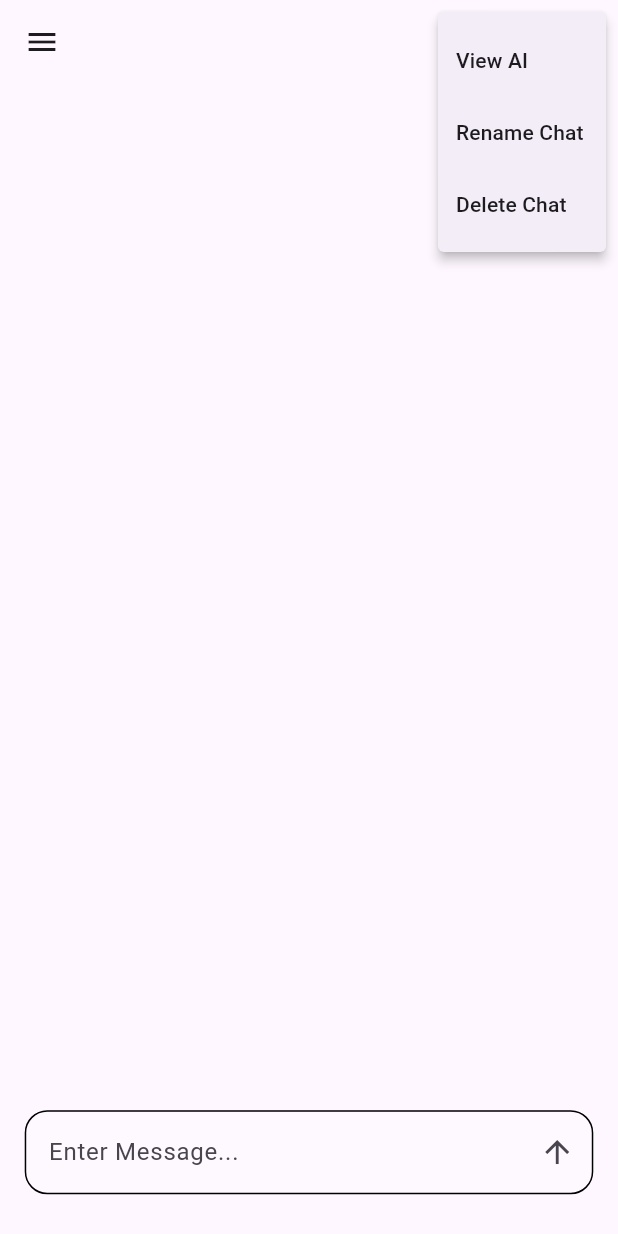
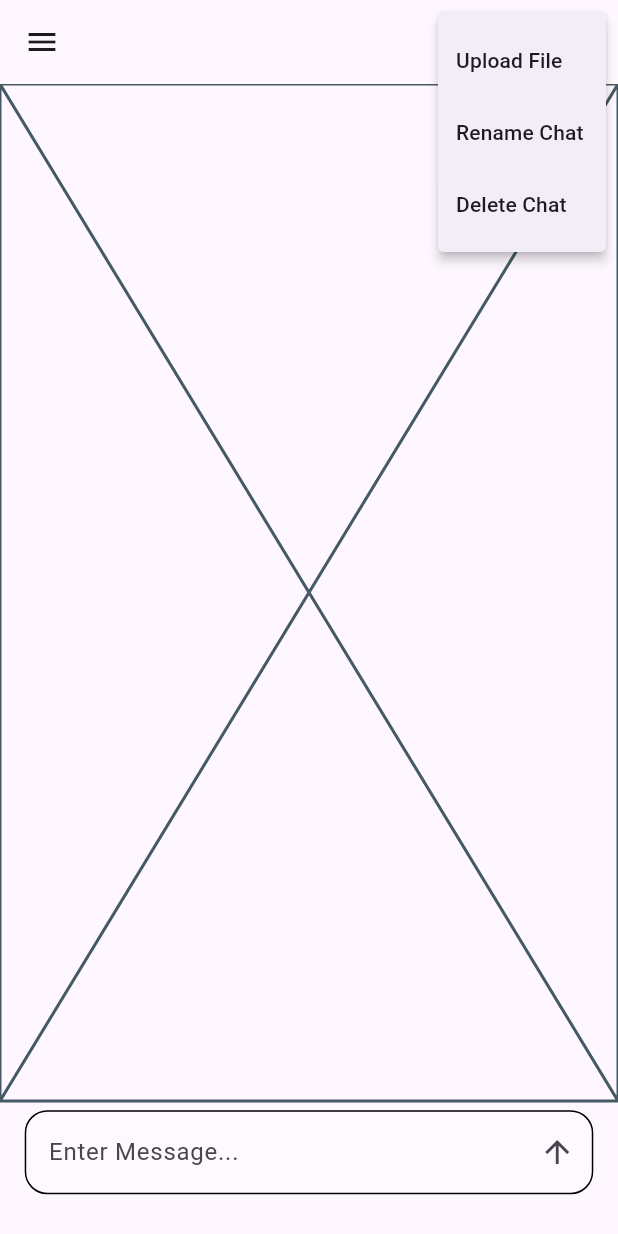
Before and after one commit to kevinboc/yousuf-mobile-app, a Flutter app: the ChatPage screen opened directly with empty values, after a tap on the "more vert" icon, on a phone screen of 412 x 824 dp. Run offline on Flutter 3.47's test engine with Material 3 defaults, Android fonts, the phone set to English and light mode, and no system bars; our stand-ins replace dartz, dio, flutter_dotenv, flutter_riverpod, flutter_secure_storage, freezed_annotation and 4 more; accounts and stored records are empty; network calls fail.

Commit message:
upload progess

```diff
--- a/lib/features/chat list/pages/chat_list_page.dart
+++ b/lib/features/chat list/pages/chat_list_page.dart
@@ -1,7 +1,4 @@
-import 'package:dio/dio.dart';
 import 'package:flutter/material.dart';
-import 'package:flutter_secure_storage/flutter_secure_storage.dart' as s;
-import 'package:go_router/go_router.dart';
 import 'package:yousuf_mobile_app/features/chat%20list/widgets/chat_list_view.dart';
 import 'package:yousuf_mobile_app/features/chat%20list/widgets/create_new_chat_pop_up.dart';
 import 'package:yousuf_mobile_app/features/chat/widgets/side_navagation_bar.dart';
--- a/lib/features/chat list/pages/providers/riverpod/chat_list_provider.dart
+++ b/lib/features/chat list/pages/providers/riverpod/chat_list_provider.dart
@@ -35,11 +35,6 @@ class ChatListNotifier extends AutoDisposeNotifier<ChatListState> {
   }
 }
 
-// final chatListNotifierProvider =
-//     AutoDisposeStateNotifierProvider<ChatListNotifier, ChatListState>((ref) {
-//   return ChatListNotifier(chatListProvider: ref.watch(getUserChatsProvider));
-// });
-
 final chatListNotifierProvider =
     NotifierProvider.autoDispose<ChatListNotifier, ChatListState>(() {
   return ChatListNotifier();
--- a/lib/features/chat/pages/chat_page.dart
+++ b/lib/features/chat/pages/chat_page.dart
@@ -6,9 +6,9 @@ import 'package:yousuf_mobile_app/features/chat/widgets/text_input_widget.dart';
 import 'package:yousuf_mobile_app/features/chat/widgets/trailing_options.dart';
 
 class ChatPage extends StatelessWidget {
-  //this gets passed chatid, title, userid(or from riverpod)?(for requests)
   const ChatPage(this.chatDetails, {super.key});
   final ChatDetails chatDetails;
+
   @override
   Widget build(BuildContext context) {
     String chatID = chatDetails.chatID;
@@ -16,7 +16,7 @@ class ChatPage extends StatelessWidget {
         drawer: Drawer(child: menuOptions(context)),
         appBar: AppBar(
           title: Text(chatDetails.chatTitle),
-          actions: [trailingOptions(context)],
+          actions: [trailingOptions(context, chatDetails.chatID)],
         ),
         body: Column(children: [
           Expanded(child: MessageListView(chatID: chatDetails.chatID)),
--- a/lib/features/chat/pages/riverpod/states/chat_id_provider.dart
+++ b/lib/features/chat/pages/riverpod/states/chat_id_provider.dart
@@ -1,5 +1,6 @@
 import 'package:flutter_riverpod/flutter_riverpod.dart';
 
+//TODO: CHANGE/UPDATE THIS ON PAGE CHANGES
 class GetCID extends StateNotifier<String> {
   GetCID() : super('');
 
--- a/lib/features/chat/widgets/message_list_view.dart
+++ b/lib/features/chat/widgets/message_list_view.dart
@@ -5,15 +5,23 @@ import 'package:yousuf_mobile_app/features/chat/widgets/message_item.dart';
 
 class MessageListView extends ConsumerWidget {
   final String chatID;
-  const MessageListView({super.key, required this.chatID});
+  MessageListView({super.key, required this.chatID});
+  final ScrollController _scrollController = ScrollController();
+
   @override
   Widget build(BuildContext context, WidgetRef ref) {
     final state = ref.watch(chatScreenNotifierProvider);
-    return ListView.builder(
+    // _scrollController.animateTo(_scrollController.position.maxScrollExtent,
+    //     duration: Duration(seconds: 2), curve: Curves.fastOutSlowIn);
+    return state.isEmpty
+        //TODO: REPLACE PLACHOLDER WITH SUGGESTION TELLING USER TO ASK QUESTION OR UPLOAD FILE
+        ? Placeholder()
+        : ListView.builder(
             itemCount: state.data.length,
             itemBuilder: (context, index) {
               return ListTile(
-          title: messageItem(state.data[(index + 1 - state.data.length).abs()]),
+                title: messageItem(
+                    state.data[(index + 1 - state.data.length).abs()]),
               );
             },
           );
--- a/lib/features/chat/widgets/trailing_options.dart
+++ b/lib/features/chat/widgets/trailing_options.dart
@@ -1,13 +1,12 @@
 import 'package:flutter/material.dart';
 import 'package:go_router/go_router.dart';
 
-Widget trailingOptions(BuildContext buildContext) {
-  //TODO: take in ai ID/other identification so user can navigate to ai page
+Widget trailingOptions(BuildContext buildContext, String chatID) {
   return PopupMenuButton(
       itemBuilder: (context) => [
             PopupMenuItem(
-                child: const Text("View AI"),
-                onTap: () => buildContext.go("/ai")),
+                child: const Text("Upload File"),
+                onTap: () => buildContext.go("/chat/upload")),
             PopupMenuItem(
                 child: const Text("Rename Chat"),
                 onTap: () => AlertDialog(
--- a/lib/main.dart
+++ b/lib/main.dart
@@ -7,6 +7,7 @@ import 'package:go_router/go_router.dart';
 // Features
 import 'package:yousuf_mobile_app/features/chat%20list/pages/chat_list_page.dart';
 import 'package:yousuf_mobile_app/features/chat%20list/widgets/chat_list_view.dart';
+import 'package:yousuf_mobile_app/features/upload/pages/upload_page.dart';
 import 'features/features.dart';
 
 Future<void> main() async {
@@ -33,14 +34,20 @@ final GoRouter _router = GoRouter(initialLocation: '/', routes: <RouteBase>[
       builder: (context, state) {
         return const RegisterPage();
       }),
-  GoRoute(path: '/ai_list', builder: (context, state) => const Placeholder()),
   GoRoute(
       path: '/chat',
       name: "chat",
       builder: (context, state) {
         final ChatDetails details = state.extra as ChatDetails;
         return ChatPage(details);
-      })
+      },
+      routes: [
+        GoRoute(
+            path: '/upload',
+            builder: (context, state) {
+              return UploadPage();
+            })
+      ])
 ]);
 
 class MyApp extends StatelessWidget {
```
Also changed, not shown: lib/features/chat list/widgets/create_new_chat_pop_up.dart (+13 -16 lines), lib/features/upload/pages/upload_page.dart (added, +28 -0 lines). Lines whose indentation alone changed are shown as unchanged.
